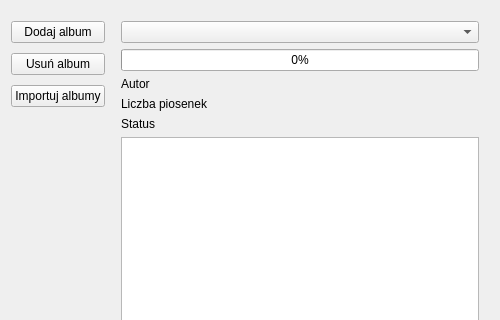
This is musicapp.ui in suwka/musicapp as Qt 5 draws it before an edit; both pictures show x 0 to 500 and y 0 to 320 of the 500 by 500 pixel window. The edited form follows.
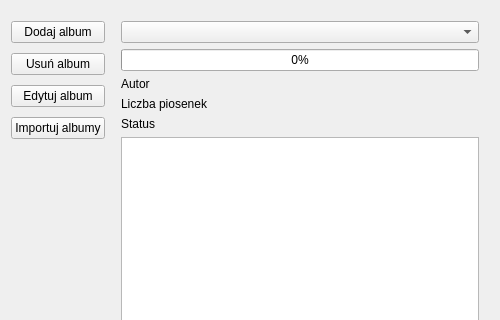
This is the edited form.

```diff
--- a/musicapp.ui
+++ b/musicapp.ui
@@ -66,6 +66,13 @@
           </property>
          </widget>
         </item>
+        <item>
+         <widget class="QPushButton" name="editAlbumButton">
+          <property name="text">
+           <string>Edytuj album</string>
+          </property>
+         </widget>
+        </item>
         <item>
          <widget class="QPushButton" name="importAlbumButton">
           <property name="text">
```
Left out of the diff: 17 changed lines with no effect on the pictures.
